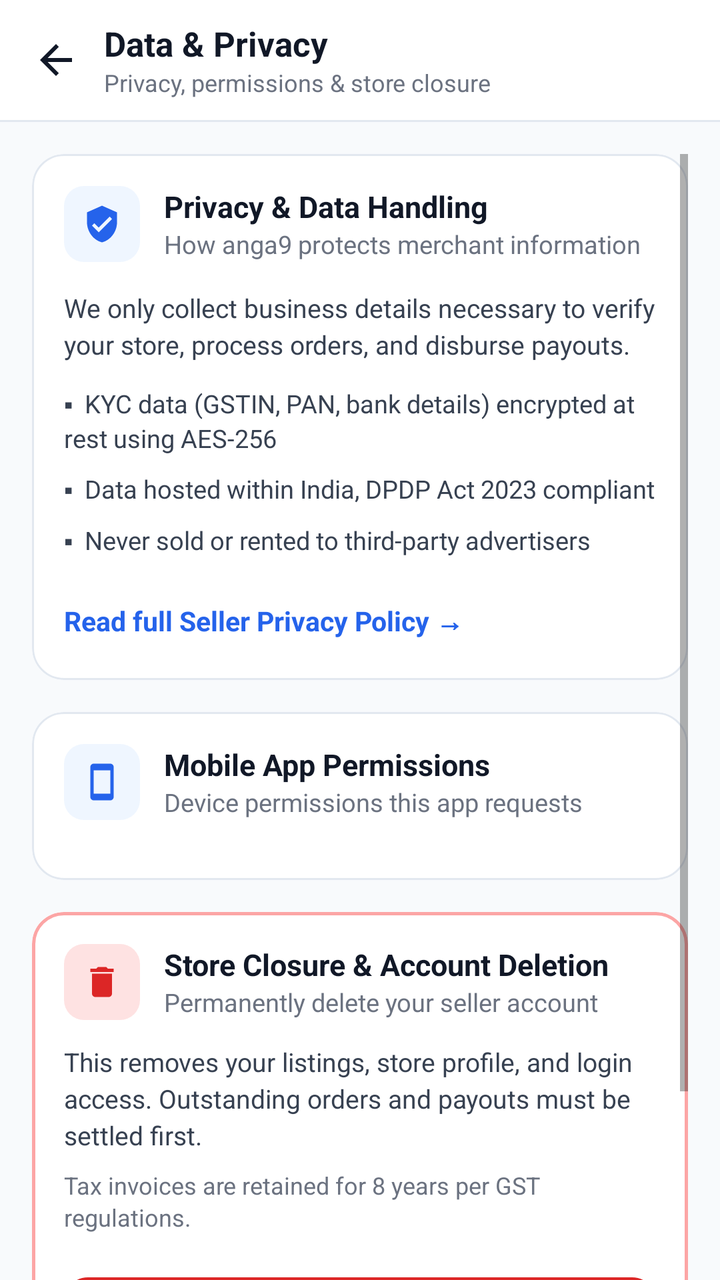
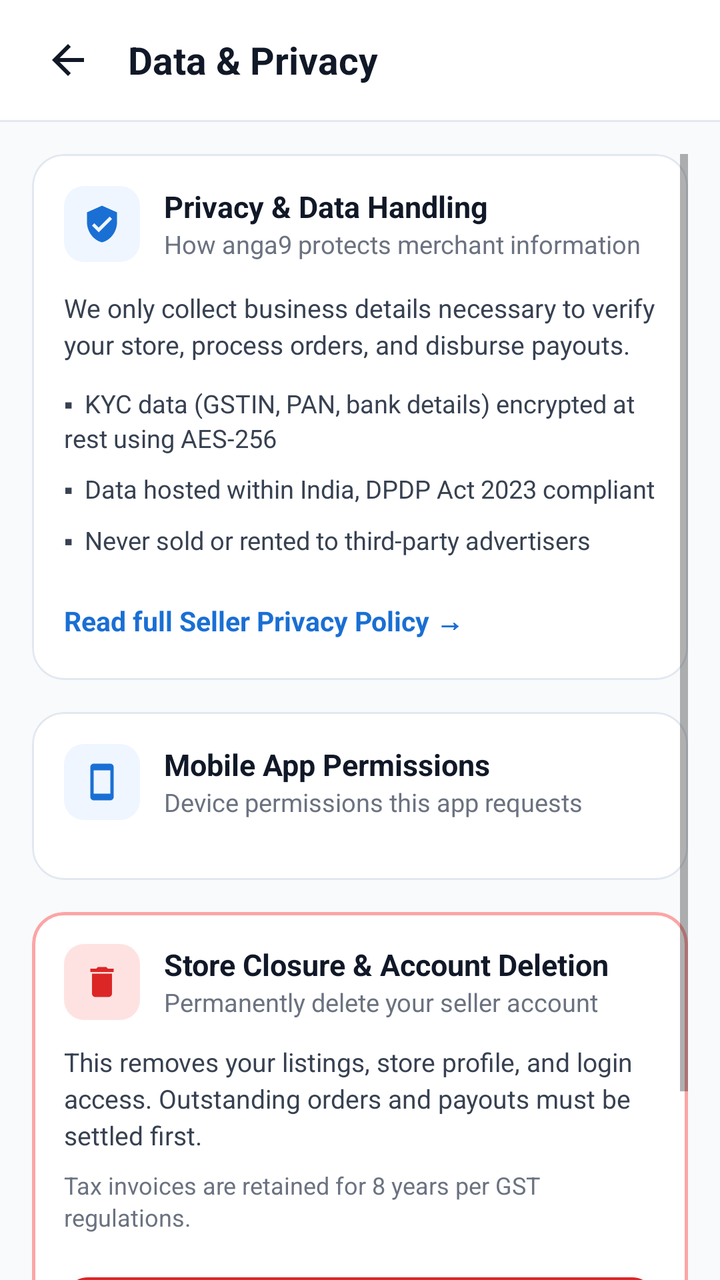

Screens rendered from an Android XML layout before and after an edit, with the pre-edit source and the edit as a unified diff.
<!-- AndroidManifest.xml: application theme Theme.ANGA_SellerSide -->
<!-- res/layout/activity_data_privacy.xml -->
<?xml version="1.0" encoding="utf-8"?>
<LinearLayout xmlns:android="http://schemas.android.com/apk/res/android"
    xmlns:app="http://schemas.android.com/apk/res-auto"
    xmlns:tools="http://schemas.android.com/tools"
    android:layout_width="match_parent"
    android:layout_height="match_parent"
    android:background="#F8FAFC"
    android:orientation="vertical">

    
    <LinearLayout
        android:layout_width="match_parent"
        android:layout_height="wrap_content"
        android:background="#FFFFFF"
        android:gravity="center_vertical"
        android:orientation="horizontal"
        android:paddingHorizontal="8dp"
        android:paddingVertical="10dp">

        <ImageView
            android:id="@+id/btnBack"
            android:layout_width="40dp"
            android:layout_height="40dp"
            android:background="?attr/selectableItemBackgroundBorderless"
            android:clickable="true"
            android:focusable="true"
            android:padding="8dp"
            android:src="@drawable/ic_back"
            app:tint="#111827" />

        <LinearLayout
            android:layout_width="0dp"
            android:layout_height="wrap_content"
            android:layout_marginStart="4dp"
            android:layout_weight="1"
            android:orientation="vertical">

            <TextView
                android:layout_width="wrap_content"
                android:layout_height="wrap_content"
                android:text="Data &amp; Privacy"
                android:textColor="#111827"
                android:textSize="17sp"
                android:textStyle="bold" />

            <TextView
                android:layout_width="wrap_content"
                android:layout_height="wrap_content"
                android:text="Privacy, permissions &amp; store closure"
                android:textColor="#6B7280"
                android:textSize="12sp" />

        </LinearLayout>

    </LinearLayout>

    <View
        android:layout_width="match_parent"
        android:layout_height="1dp"
        android:background="#E2E8F0" />

    
    <ScrollView
        android:layout_width="match_parent"
        android:layout_height="0dp"
        android:layout_weight="1"
        android:clipToPadding="false"
        android:fillViewport="true"
        android:padding="16dp">

        <LinearLayout
            android:layout_width="match_parent"
            android:layout_height="wrap_content"
            android:orientation="vertical"
            android:paddingBottom="24dp">

            
            <com.google.android.material.card.MaterialCardView
                android:layout_width="match_parent"
                android:layout_height="wrap_content"
                android:layout_marginBottom="16dp"
                app:cardBackgroundColor="#FFFFFF"
                app:cardCornerRadius="16dp"
                app:cardElevation="0dp"
                app:strokeColor="#E2E8F0"
                app:strokeWidth="1dp">

                <LinearLayout
                    android:layout_width="match_parent"
                    android:layout_height="wrap_content"
                    android:orientation="vertical"
                    android:padding="16dp">

                    
                    <LinearLayout
                        android:layout_width="match_parent"
                        android:layout_height="wrap_content"
                        android:gravity="center_vertical"
                        android:orientation="horizontal">

                        <FrameLayout
                            android:layout_width="38dp"
                            android:layout_height="38dp"
                            android:background="@drawable/bg_badge_blue">

                            <ImageView
                                android:layout_width="20dp"
                                android:layout_height="20dp"
                                android:layout_gravity="center"
                                android:src="@drawable/ic_privacy_shield"
                                app:tint="#2563EB" />
                        </FrameLayout>

                        <LinearLayout
                            android:layout_width="0dp"
                            android:layout_height="wrap_content"
                            android:layout_marginStart="12dp"
                            android:layout_weight="1"
                            android:orientation="vertical">

                            <TextView
                                android:layout_width="wrap_content"
                                android:layout_height="wrap_content"
                                android:text="Privacy &amp; Data Handling"
                                android:textColor="#111827"
                                android:textSize="15sp"
                                android:textStyle="bold" />

                            <TextView
                                android:layout_width="wrap_content"
                                android:layout_height="wrap_content"
                                android:text="How anga9 protects merchant information"
                                android:textColor="#6B7280"
                                android:textSize="12.5sp" />

                        </LinearLayout>
                    </LinearLayout>

                    
                    <TextView
                        android:layout_width="match_parent"
                        android:layout_height="wrap_content"
                        android:layout_marginTop="14dp"
                        android:lineSpacingExtra="3dp"
                        android:text="We only collect business details necessary to verify your store, process orders, and disburse payouts."
                        android:textColor="#374151"
                        android:textSize="13sp" />

                    
                    <LinearLayout
                        android:id="@+id/layoutPrivacyBullets"
                        android:layout_width="match_parent"
                        android:layout_height="wrap_content"
                        android:layout_marginTop="12dp"
                        android:orientation="vertical">

                        <TextView
                            android:layout_width="match_parent"
                            android:layout_height="wrap_content"
                            android:layout_marginBottom="8dp"
                            android:lineSpacingExtra="2dp"
                            android:text="▪  KYC data (GSTIN, PAN, bank details) encrypted at rest using AES-256"
                            android:textColor="#374151"
                            android:textSize="12.5sp" />

                        <TextView
                            android:layout_width="match_parent"
                            android:layout_height="wrap_content"
                            android:layout_marginBottom="8dp"
                            android:lineSpacingExtra="2dp"
                            android:text="▪  Data hosted within India, DPDP Act 2023 compliant"
                            android:textColor="#374151"
                            android:textSize="12.5sp" />

                        <TextView
                            android:layout_width="match_parent"
                            android:layout_height="wrap_content"
                            android:layout_marginBottom="8dp"
                            android:lineSpacingExtra="2dp"
                            android:text="▪  Never sold or rented to third-party advertisers"
                            android:textColor="#374151"
                            android:textSize="12.5sp" />

                    </LinearLayout>

                    
                    <TextView
                        android:id="@+id/btnReadFullPolicy"
                        android:layout_width="wrap_content"
                        android:layout_height="wrap_content"
                        android:layout_marginTop="10dp"
                        android:background="?attr/selectableItemBackground"
                        android:clickable="true"
                        android:focusable="true"
                        android:paddingVertical="4dp"
                        android:text="Read full Seller Privacy Policy →"
                        android:textColor="#2563EB"
                        android:textSize="13.5sp"
                        android:textStyle="bold" />

                </LinearLayout>
            </com.google.android.material.card.MaterialCardView>

            
            <com.google.android.material.card.MaterialCardView
                android:layout_width="match_parent"
                android:layout_height="wrap_content"
                android:layout_marginBottom="16dp"
                app:cardBackgroundColor="#FFFFFF"
                app:cardCornerRadius="16dp"
                app:cardElevation="0dp"
                app:strokeColor="#E2E8F0"
                app:strokeWidth="1dp">

                <LinearLayout
                    android:layout_width="match_parent"
                    android:layout_height="wrap_content"
                    android:orientation="vertical"
                    android:padding="16dp">

                    
                    <LinearLayout
                        android:layout_width="match_parent"
                        android:layout_height="wrap_content"
                        android:gravity="center_vertical"
                        android:orientation="horizontal">

                        <FrameLayout
                            android:layout_width="38dp"
                            android:layout_height="38dp"
                            android:background="@drawable/bg_badge_blue">

                            <ImageView
                                android:layout_width="20dp"
                                android:layout_height="20dp"
                                android:layout_gravity="center"
                                android:src="@drawable/ic_phone_device"
                                app:tint="#2563EB" />
                        </FrameLayout>

                        <LinearLayout
                            android:layout_width="0dp"
                            android:layout_height="wrap_content"
                            android:layout_marginStart="12dp"
                            android:layout_weight="1"
                            android:orientation="vertical">

                            <TextView
                                android:layout_width="wrap_content"
                                android:layout_height="wrap_content"
                                android:text="Mobile App Permissions"
                                android:textColor="#111827"
                                android:textSize="15sp"
                                android:textStyle="bold" />

                            <TextView
                                android:layout_width="wrap_content"
                                android:layout_height="wrap_content"
                                android:text="Device permissions this app requests"
                                android:textColor="#6B7280"
                                android:textSize="12.5sp" />

                        </LinearLayout>
                    </LinearLayout>

                    
                    <LinearLayout
                        android:id="@+id/layoutPermissionsContainer"
                        android:layout_width="match_parent"
                        android:layout_height="wrap_content"
                        android:layout_marginTop="14dp"
                        android:orientation="vertical" />

                </LinearLayout>
            </com.google.android.material.card.MaterialCardView>

            
            <com.google.android.material.card.MaterialCardView
                android:layout_width="match_parent"
                android:layout_height="wrap_content"
                android:layout_marginBottom="16dp"
                app:cardBackgroundColor="#FFFFFF"
                app:cardCornerRadius="16dp"
                app:cardElevation="0dp"
                app:strokeColor="#FCA5A5"
                app:strokeWidth="1.5dp">

                <LinearLayout
                    android:layout_width="match_parent"
                    android:layout_height="wrap_content"
                    android:orientation="vertical"
                    android:padding="16dp">

                    
                    <LinearLayout
                        android:layout_width="match_parent"
                        android:layout_height="wrap_content"
                        android:gravity="center_vertical"
                        android:orientation="horizontal">

                        <FrameLayout
                            android:layout_width="38dp"
                            android:layout_height="38dp"
                            android:background="@drawable/bg_badge_red">

                            <ImageView
                                android:layout_width="20dp"
                                android:layout_height="20dp"
                                android:layout_gravity="center"
                                android:src="@drawable/ic_delete"
                                app:tint="#DC2626" />
                        </FrameLayout>

                        <LinearLayout
                            android:layout_width="0dp"
                            android:layout_height="wrap_content"
                            android:layout_marginStart="12dp"
                            android:layout_weight="1"
                            android:orientation="vertical">

                            <TextView
                                android:layout_width="wrap_content"
                                android:layout_height="wrap_content"
                                android:text="Store Closure &amp; Account Deletion"
                                android:textColor="#111827"
                                android:textSize="15sp"
                                android:textStyle="bold" />

                            <TextView
                                android:layout_width="wrap_content"
                                android:layout_height="wrap_content"
                                android:text="Permanently delete your seller account"
                                android:textColor="#6B7280"
                                android:textSize="12.5sp" />

                        </LinearLayout>
                    </LinearLayout>

                    
                    <TextView
                        android:layout_width="match_parent"
                        android:layout_height="wrap_content"
                        android:layout_marginTop="12dp"
                        android:lineSpacingExtra="3dp"
                        android:text="This removes your listings, store profile, and login access. Outstanding orders and payouts must be settled first."
                        android:textColor="#374151"
                        android:textSize="13sp" />

                    
                    <TextView
                        android:layout_width="match_parent"
                        android:layout_height="wrap_content"
                        android:layout_marginTop="8dp"
                        android:lineSpacingExtra="2dp"
                        android:text="Tax invoices are retained for 8 years per GST regulations."
                        android:textColor="#6B7280"
                        android:textSize="12sp" />

                    
                    <com.google.android.material.button.MaterialButton
                        android:id="@+id/btnDeleteSellerAccount"
                        style="@style/Widget.MaterialComponents.Button.OutlinedButton"
                        android:layout_width="match_parent"
                        android:layout_height="48dp"
                        android:layout_marginTop="16dp"
                        android:text="Delete Seller Account"
                        android:textAllCaps="false"
                        android:textColor="#DC2626"
                        android:textSize="14sp"
                        android:textStyle="bold"
                        app:backgroundTint="#FFFFFF"
                        app:cornerRadius="12dp"
                        app:icon="@drawable/ic_delete"
                        app:iconGravity="textStart"
                        app:iconPadding="8dp"
                        app:iconTint="#DC2626"
                        app:strokeColor="#DC2626"
                        app:strokeWidth="1.2dp" />

                </LinearLayout>
            </com.google.android.material.card.MaterialCardView>

        </LinearLayout>
    </ScrollView>

</LinearLayout>
<!-- resources referenced by this layout -->
<resources>
  <!-- drawable bg_badge_blue (drawable) -->
  <?xml version="1.0" encoding="utf-8"?>
  <shape xmlns:android="http://schemas.android.com/apk/res/android"
      android:shape="rectangle">
      <solid android:color="#EFF6FF" />
      <corners android:radius="10dp" />
  </shape>
  <!-- drawable bg_badge_red (drawable) -->
  <?xml version="1.0" encoding="utf-8"?>
  <shape xmlns:android="http://schemas.android.com/apk/res/android"
      android:shape="rectangle">
      <solid android:color="#FEE2E2" />
      <corners android:radius="10dp" />
  </shape>
  <!-- drawable ic_back (drawable) -->
  <?xml version="1.0" encoding="utf-8"?>
  <vector xmlns:android="http://schemas.android.com/apk/res/android"
      android:width="24dp"
      android:height="24dp"
      android:viewportWidth="24"
      android:viewportHeight="24">
      <path
          android:fillColor="#FFFFFF"
          android:pathData="M20,11H7.83L13.42,5.41L12,4L4,12L12,20L13.41,18.59L7.83,13H20V11Z" />
  </vector>
  <!-- drawable ic_delete (drawable) -->
  <?xml version="1.0" encoding="utf-8"?>
  <vector xmlns:android="http://schemas.android.com/apk/res/android"
      android:width="24dp"
      android:height="24dp"
      android:viewportWidth="24"
      android:viewportHeight="24">
      <path
          android:fillColor="#EF5350"
          android:pathData="M6,19c0,1.1 0.9,2 2,2h8c1.1,0 2,-0.9 2,-2V7H6v12zM19,4h-3.5l-1,-1h-5l-1,1H5v2h14V4z"/>
  </vector>
  <!-- drawable ic_phone_device (drawable) -->
  <vector xmlns:android="http://schemas.android.com/apk/res/android"
      android:width="24dp"
      android:height="24dp"
      android:viewportWidth="24"
      android:viewportHeight="24">
    <path
        android:pathData="M17,1.01L7,1c-1.1,0 -2,0.9 -2,2v18c0,1.1 0.9,2 2,2h10c1.1,0 2,-0.9 2,-2V3c0,-1.1 -0.9,-1.99 -2,-1.99zM17,19H7V5h10v14z"
        android:fillColor="#2563EB"/>
  </vector>
  <!-- drawable ic_privacy_shield (drawable) -->
  <vector xmlns:android="http://schemas.android.com/apk/res/android"
      android:width="24dp"
      android:height="24dp"
      android:viewportWidth="24"
      android:viewportHeight="24">
    <path
        android:pathData="M12,1L3,5v6c0,5.55 3.84,10.74 9,12 5.16,-1.26 9,-6.45 9,-12V5l-9,-4zm-2,16l-4,-4 1.41,-1.41L10,14.17l6.59,-6.59L18,9l-8,8z"
        android:fillColor="#2563EB"/>
  </vector>
  <style name="Theme.ANGA_SellerSide" parent="Theme.MaterialComponents.Light.NoActionBar">
          <item name="colorPrimary">@color/primary</item>
          <item name="colorPrimaryDark">#FFFFFF</item>
          <item name="colorAccent">@color/accent</item>
          <item name="android:windowBackground">@color/background</item>
          <item name="android:statusBarColor">#FFFFFF</item>
          <item name="android:windowLightStatusBar">true</item>
          <item name="android:forceDarkAllowed" tools:targetApi="q">false</item>
      </style>
  <color name="primary">#1A365D</color>
  <color name="accent">#2563EB</color>
  <color name="background">#F5F7FA</color>
</resources>

<!-- the commit's change to res/layout/activity_data_privacy.xml (unified diff, before → after) -->
@@ -4,6 +4,7 @@
     xmlns:tools="http://schemas.android.com/tools"
     android:layout_width="match_parent"
     android:layout_height="match_parent"
+    android:fitsSystemWindows="true"
     android:background="#F8FAFC"
     android:orientation="vertical">
 
@@ -14,43 +15,31 @@
         android:background="#FFFFFF"
         android:gravity="center_vertical"
         android:orientation="horizontal"
-        android:paddingHorizontal="8dp"
-        android:paddingVertical="10dp">
+        android:paddingHorizontal="16dp"
+        android:paddingTop="12dp"
+        android:paddingBottom="12dp">
 
         <ImageView
             android:id="@+id/btnBack"
-            android:layout_width="40dp"
-            android:layout_height="40dp"
+            android:layout_width="36dp"
+            android:layout_height="36dp"
             android:background="?attr/selectableItemBackgroundBorderless"
             android:clickable="true"
             android:focusable="true"
-            android:padding="8dp"
+            android:padding="6dp"
             android:src="@drawable/ic_back"
+            android:contentDescription="Back"
             app:tint="#111827" />
 
-        <LinearLayout
+        <TextView
             android:layout_width="0dp"
             android:layout_height="wrap_content"
-            android:layout_marginStart="4dp"
+            android:layout_marginStart="12dp"
             android:layout_weight="1"
-            android:orientation="vertical">
-
-            <TextView
-                android:layout_width="wrap_content"
-                android:layout_height="wrap_content"
-                android:text="Data &amp; Privacy"
-                android:textColor="#111827"
-                android:textSize="17sp"
-                android:textStyle="bold" />
-
-            <TextView
-                android:layout_width="wrap_content"
-                android:layout_height="wrap_content"
-                android:text="Privacy, permissions &amp; store closure"
-                android:textColor="#6B7280"
-                android:textSize="12sp" />
-
-        </LinearLayout>
+            android:text="Data &amp; Privacy"
+            android:textColor="#111827"
+            android:textSize="19sp"
+            android:textStyle="bold" />
 
     </LinearLayout>
 
@@ -108,7 +97,7 @@
                                 android:layout_height="20dp"
                                 android:layout_gravity="center"
                                 android:src="@drawable/ic_privacy_shield"
-                                app:tint="#2563EB" />
+                                app:tint="#1A6FD4" />
                         </FrameLayout>
 
                         <LinearLayout
@@ -194,7 +183,7 @@
                         android:focusable="true"
                         android:paddingVertical="4dp"
                         android:text="Read full Seller Privacy Policy →"
-                        android:textColor="#2563EB"
+                        android:textColor="#1A6FD4"
                         android:textSize="13.5sp"
                         android:textStyle="bold" />
 
@@ -235,7 +224,7 @@
                                 android:layout_height="20dp"
                                 android:layout_gravity="center"
                                 android:src="@drawable/ic_phone_device"
-                                app:tint="#2563EB" />
+                                app:tint="#1A6FD4" />
                         </FrameLayout>
 
                         <LinearLayout
